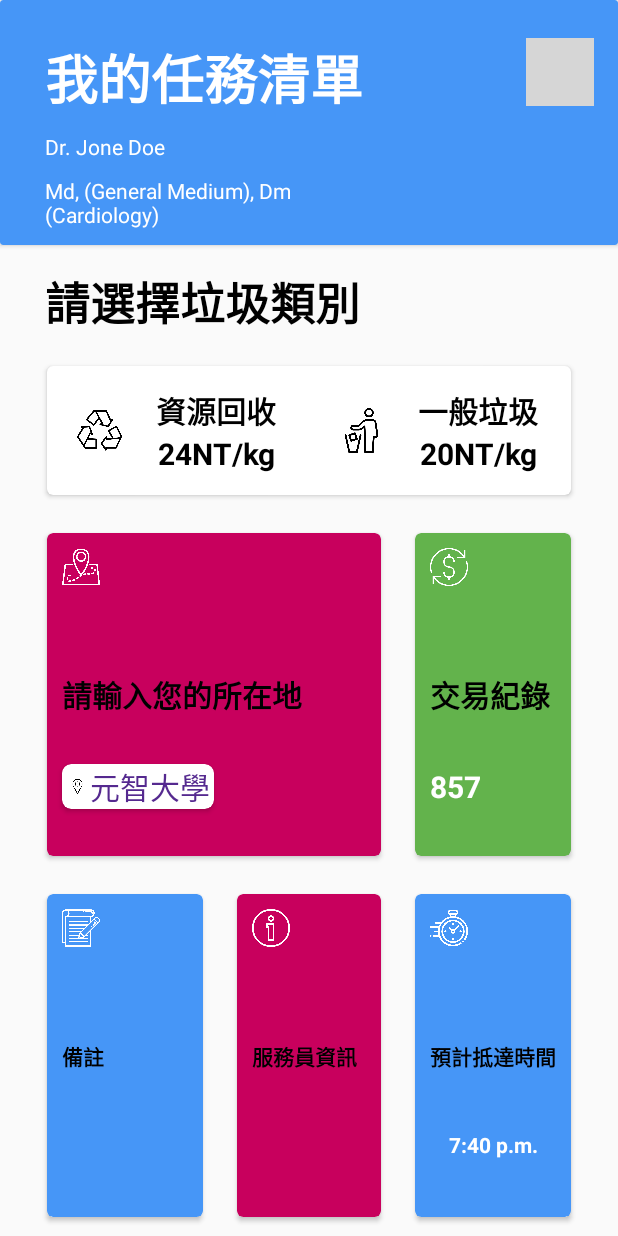
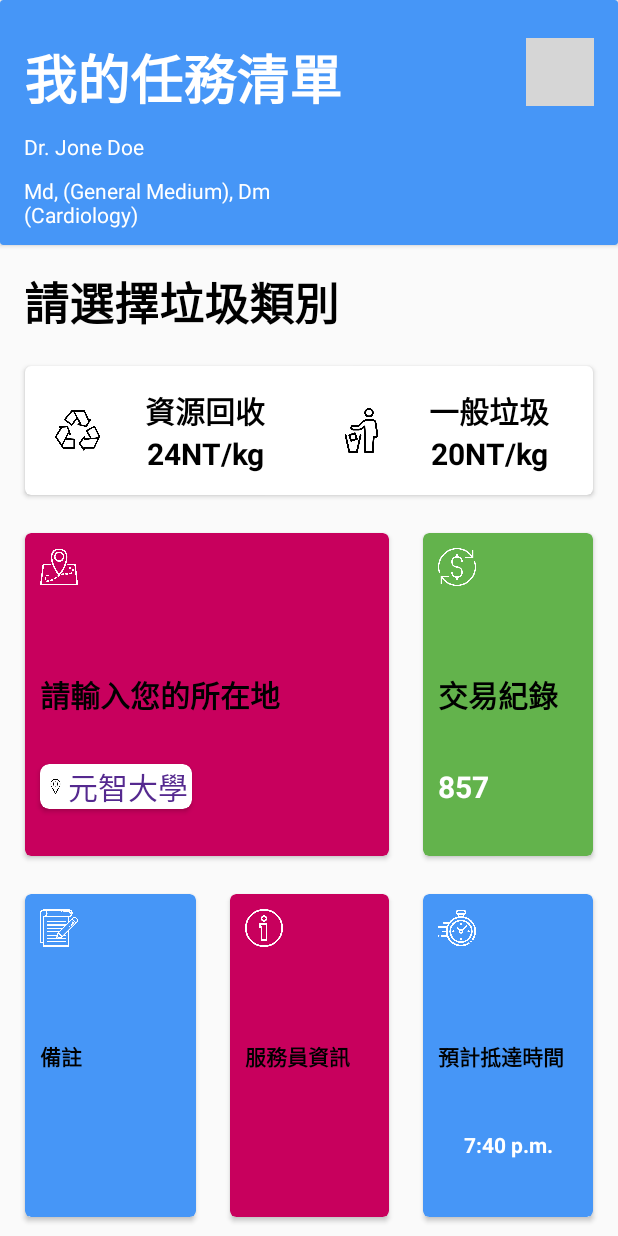
Before and after one commit to eebrian123tw93/TrashMe, an Android app: the layout activity_home.xml on its own in the app's theme, with its tools: preview values and no code run, on a phone screen of 412 x 824 dp. Run offline under Robolectric (Android 15) with nearby library versions, the phone set to English and light mode, and no system bars; grey boxes are pictures that could not be loaded.

Commit message:
change ui

```diff
--- a/app/src/main/AndroidManifest.xml
+++ b/app/src/main/AndroidManifest.xml
@@ -20,13 +20,14 @@
         tools:ignore="InnerclassSeparator"
         tools:targetApi="n">
         <activity android:name=".home.orderCompleted.OrderCompletedActivity">
+
+        </activity>
+        <activity android:name=".home.HomeActivity">
             <intent-filter>
                 <action android:name="android.intent.action.MAIN" />
 
                 <category android:name="android.intent.category.LAUNCHER" />
             </intent-filter>
-        </activity>
-        <activity android:name=".home.HomeActivity">
 
         </activity>
         <activity android:name=".MainActivity" />
--- a/app/src/main/res/layout/activity_home.xml
+++ b/app/src/main/res/layout/activity_home.xml
@@ -31,7 +31,7 @@
                 android:id="@+id/textView4"
                 android:layout_width="0dp"
                 android:layout_height="wrap_content"
-                android:layout_marginStart="30dp"
+                android:layout_marginStart="16dp"
                 android:layout_marginTop="25dp"
                 android:text="我的任務清單"
                 android:textColor="@android:color/white"
@@ -55,7 +55,7 @@
                 android:id="@+id/textView5"
                 android:layout_width="wrap_content"
                 android:layout_height="wrap_content"
-                android:layout_marginStart="30dp"
+                android:layout_marginStart="16dp"
                 android:layout_marginTop="10dp"
                 android:maxLines="1"
                 android:text="Dr. Jone Doe"
@@ -67,7 +67,7 @@
                 android:id="@+id/textView6"
                 android:layout_width="wrap_content"
                 android:layout_height="36dp"
-                android:layout_marginStart="30dp"
+                android:layout_marginStart="16dp"
                 android:layout_marginTop="10dp"
                 android:layout_marginBottom="10dp"
                 android:maxLines="2"
@@ -83,7 +83,7 @@
         android:id="@+id/textView7"
         android:layout_width="wrap_content"
         android:layout_height="wrap_content"
-        android:layout_marginStart="30dp"
+        android:layout_marginStart="16dp"
         android:layout_marginTop="15dp"
         android:text="請選擇垃圾類別"
         android:textColor="#000000"
@@ -97,8 +97,8 @@
         android:layout_height="0dp"
         android:layout_marginTop="15dp"
         android:orientation="vertical"
-        android:paddingLeft="28dp"
-        android:paddingRight="28dp"
+        android:paddingLeft="13dp"
+        android:paddingRight="13dp"
         app:layout_constraintBottom_toBottomOf="parent"
         app:layout_constraintEnd_toEndOf="parent"
         app:layout_constraintStart_toStartOf="parent"
@@ -111,7 +111,7 @@
             android:layout_weight="1.4"
             app:cardBackgroundColor="@android:color/white"
             app:cardCornerRadius="4dp"
-            app:cardUseCompatPadding="true" >
+            app:cardUseCompatPadding="true">
 
             <LinearLayout
                 android:layout_width="match_parent"
@@ -237,7 +237,7 @@
                 app:cardBackgroundColor="#c8005d"
                 app:cardCornerRadius="4dp"
                 app:cardUseCompatPadding="true"
-                tools:ignore="NestedWeights" >
+                tools:ignore="NestedWeights">
 
                 <androidx.constraintlayout.widget.ConstraintLayout
                     android:layout_width="match_parent"
```
